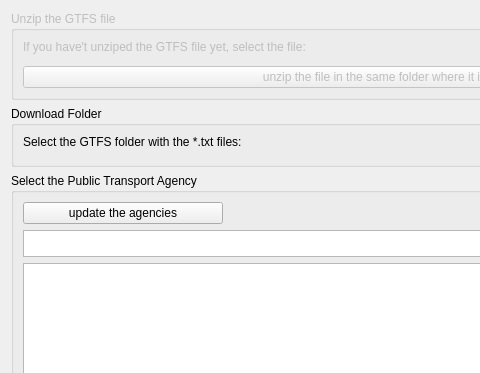
Above: GTFSagency_selection_dialog_base.ui from skagejj/gtfsagency_selection before the change; both pictures show x 0 to 480 and y 0 to 373 of the 749 by 673 pixel window. Below: the same form after it.
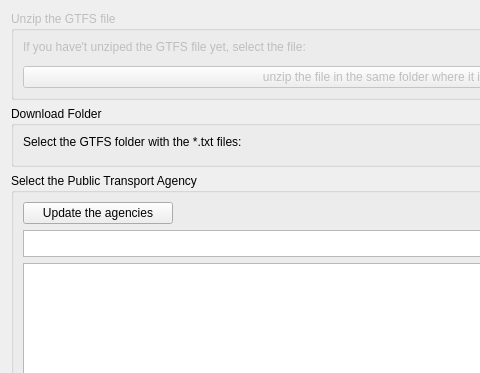
That is the form after the change. Custom widgets are drawn as their Qt base class.

Commit message: the plugin does calendar.txt and calendar_dates.txt

```diff
--- a/GTFSagency_selection_dialog_base.ui
+++ b/GTFSagency_selection_dialog_base.ui
@@ -37,12 +37,12 @@
        <widget class="QPushButton" name="updateAgenciesButton">
         <property name="maximumSize">
          <size>
-          <width>200</width>
+          <width>150</width>
           <height>16777215</height>
          </size>
         </property>
         <property name="text">
-         <string>update the agencies</string>
+         <string>Update the agencies</string>
         </property>
        </widget>
       </item>
```
The commit also changes 2 other files.
